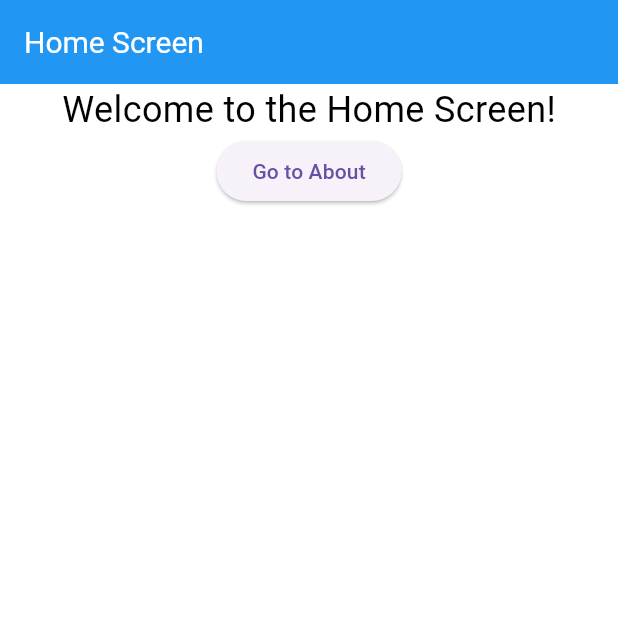
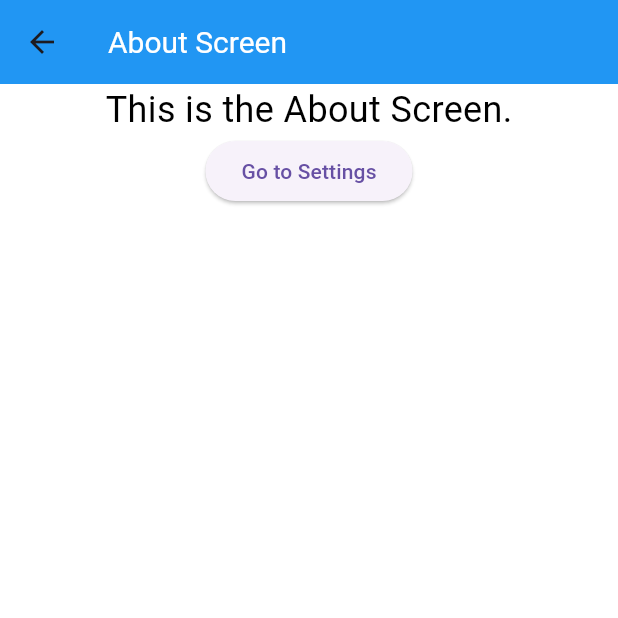
Before and after one commit to BraisonWabwire/learning_flutter_widgets, a Flutter app: the screen it shows after launch, after a tap on "Go to About", on a phone screen of 412 x 824 dp, the top half of it. Run offline on Flutter 3.47's test engine with Material 3 defaults, Android fonts, the phone set to English and light mode, and no system bars.

Commit message:
Correcting the routes

```diff
--- a/lib/main.dart
+++ b/lib/main.dart
@@ -15,8 +15,8 @@ class MyApp extends StatelessWidget {
       debugShowCheckedModeBanner: false,
       routes: {
         '/': (context) => const HomeScreen(),
-            'about': (context) => const AboutScreen(),
-            'settings': (context) => const SettingsScreen(),
+        '/about': (context) => const AboutScreen(),
+        '/settings': (context) => const SettingsScreen(),
       },
       title: 'Learning Material App',
       theme: ThemeData(
@@ -31,7 +31,7 @@ class MyApp extends StatelessWidget {
           titleTextStyle: TextStyle(color: Colors.white, fontSize: 20),
         ),
       ),
-        home: HomeScreen());
+    );
   }
 }
 
@@ -41,9 +41,7 @@ class HomeScreen extends StatelessWidget {
   @override
   Widget build(BuildContext context) {
     return Scaffold(
-      appBar: AppBar(
-        title: const Text('Home Screen'),
-      ),
+      appBar: AppBar(title: const Text('Home Screen')),
       body: Column(
         children: [
           const Center(
@@ -52,9 +50,12 @@ class HomeScreen extends StatelessWidget {
               style: TextStyle(fontSize: 24, color: Colors.black),
             ),
           ),
-          ElevatedButton(onPressed: (){
+          ElevatedButton(
+            onPressed: () {
               Navigator.pushNamed(context, '/about');
-          }, child: Text('Go to About')),
+            },
+            child: Text('Go to About'),
+          ),
         ],
       ),
     );
@@ -66,7 +67,25 @@ class AboutScreen extends StatelessWidget {
 
   @override
   Widget build(BuildContext context) {
-    return const Placeholder();
+    return Scaffold(
+      appBar: AppBar(title: const Text('About Screen')),
+      body: Column(
+        children: [
+          const Center(
+            child: Text(
+              'This is the About Screen.',
+              style: TextStyle(fontSize: 24, color: Colors.black),
+            ),
+          ),
+          ElevatedButton(
+            onPressed: () {
+              Navigator.pushNamed(context, '/settings');
+            },
+            child: Text('Go to Settings'),
+          ),
+        ],
+      ),
+    );
   }
 }
 
@@ -75,6 +94,14 @@ class SettingsScreen extends StatelessWidget {
 
   @override
   Widget build(BuildContext context) {
-    return const Placeholder();
+    return Scaffold(
+      appBar: AppBar(title: const Text('Settings Screen')),
+      body: const Center(
+        child: Text(
+          'This is the Settings Screen.',
+          style: TextStyle(fontSize: 24, color: Colors.black),
+        ),
+      ),
+    );
   }
 }
```
Lines whose indentation alone changed are shown as unchanged.
